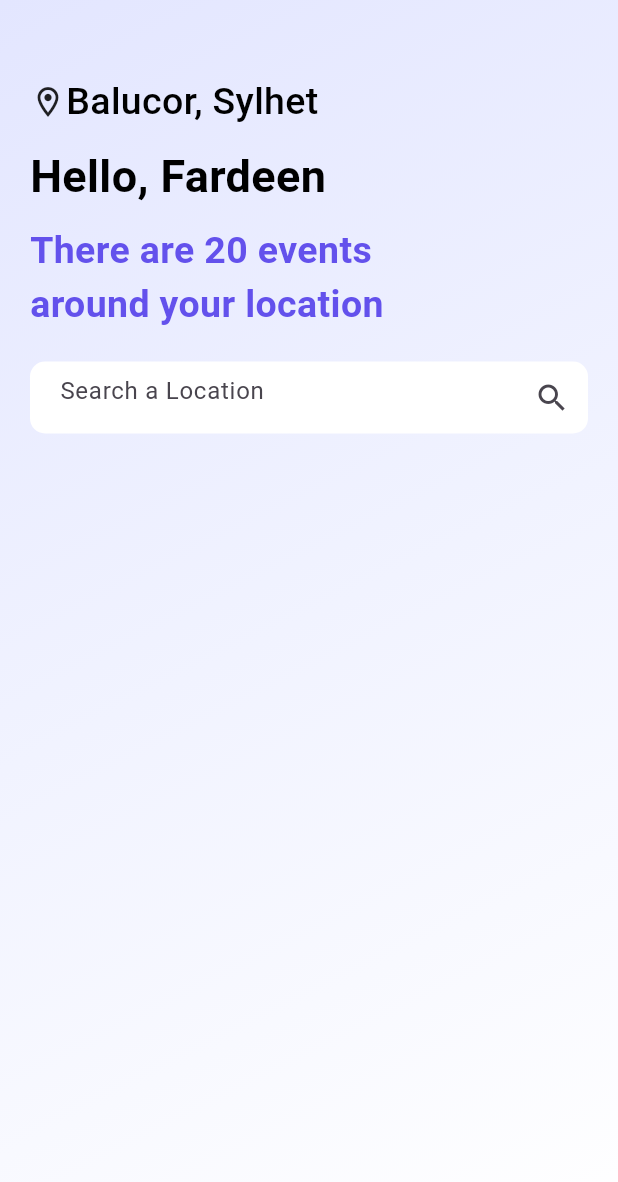
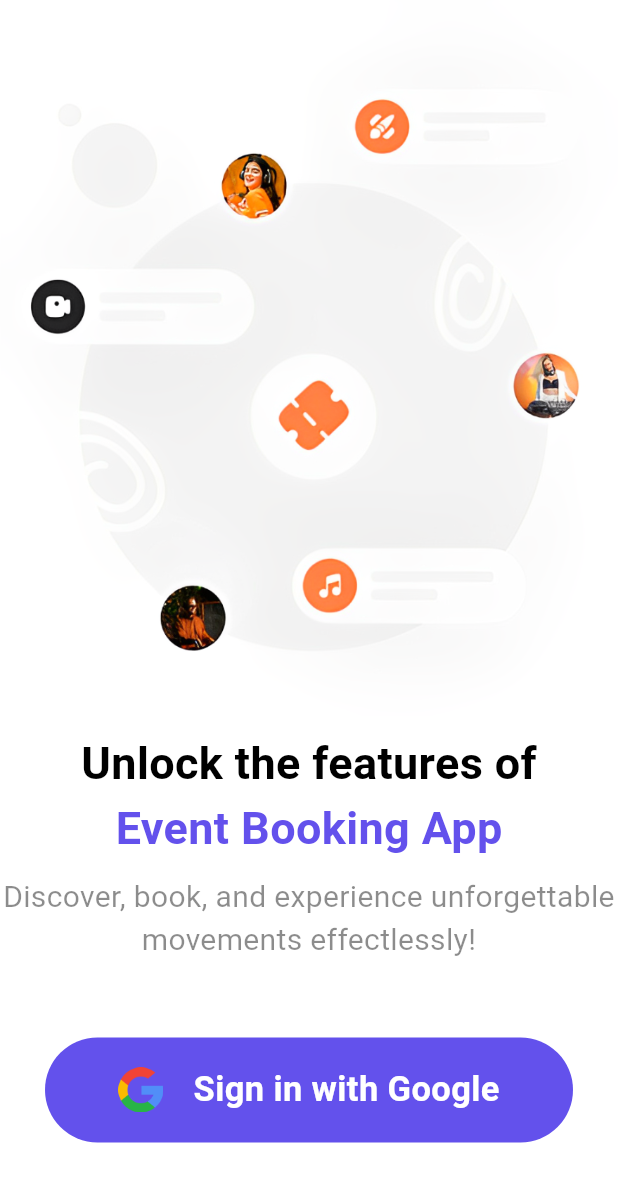
Before and after one commit to TawhidShakil/ticketmaster, a Flutter app: the screen it shows after launch, on a phone screen of 412 x 824 dp. Shown: the top 1182 px of the screen. Run offline on Flutter 3.47's test engine with Material 3 defaults, Android fonts, the phone set to English and light mode, and no system bars.

Commit message:
done signup design.

```diff
--- a/lib/main.dart
+++ b/lib/main.dart
@@ -1,5 +1,6 @@
 import 'package:flutter/material.dart';
 import 'package:ticketmaster/pages/home.dart';
+import 'package:ticketmaster/pages/signup.dart';
 
 void main() {
   runApp(const MyApp());
@@ -32,7 +33,7 @@ class MyApp extends StatelessWidget {
         // tested with just a hot reload.
         colorScheme: .fromSeed(seedColor: Colors.deepPurple),
       ),
-      home: Home(),
+      home: Signup(),
     );
   }
 }
--- /dev/null
+++ b/lib/pages/signup.dart
@@ -0,0 +1,78 @@
+import 'package:flutter/material.dart';
+
+class Signup extends StatefulWidget {
+  const Signup({Key? key}) : super(key: key);
+
+  @override
+  State<Signup> createState() => _SignupState();
+}
+
+class _SignupState extends State<Signup> {
+  @override
+  Widget build(BuildContext context) {
+    return Scaffold(
+      backgroundColor: Colors.white,
+      body: Container(
+        child: Column(
+          children: [
+            Image.asset('assets/images/onboarding.png'),
+            SizedBox(height: 10),
+            Text(
+              "Unlock the features of",
+              style: TextStyle(
+                color: Colors.black,
+                fontSize: 30,
+                fontWeight: FontWeight.bold,
+              ),
+            ),
+
+            Text(
+              "Event Booking App",
+              style: TextStyle(
+                color: Color(0xff6351ec),
+                fontSize: 30,
+                fontWeight: FontWeight.bold,
+              ),
+            ),
+            SizedBox(height: 10),
+            Text(
+              "Discover, book, and experience unforgettable movements effectlessly!",
+              textAlign: TextAlign.center,
+              style: TextStyle(color: Colors.black45, fontSize: 20),
+            ),
+            SizedBox(height: 50),
+            Container(
+              height: 70,
+              margin: EdgeInsets.only(left: 30, right: 30),
+              decoration: BoxDecoration(
+                color: Color(0xff6351ec),
+                borderRadius: BorderRadius.circular(45),
+              ),
+              child: Row(
+                mainAxisAlignment: MainAxisAlignment.center,
+                children: [
+                  Image.asset(
+                    'assets/images/google.png',
+                    height: 30,
+                    width: 30,
+                    fit: BoxFit.cover,
+                  ),
+                  SizedBox(width: 20),
+                  Text(
+                    "Sign in with Google",
+                    textAlign: TextAlign.center,
+                    style: TextStyle(
+                      color: Colors.white,
+                      fontWeight: FontWeight.bold,
+                      fontSize: 23,
+                    ),
+                  ),
+                ],
+              ),
+            ),
+          ],
+        ),
+      ),
+    );
+  }
+}
```
Also changed, not shown: pubspec.yaml (+3 -5 lines), assets/images/confetti.png (added), assets/images/dish.png (added), assets/images/event.jpg (added), assets/images/google.png (added), assets/images/musical.png (added), assets/images/onboarding.png (added), assets/images/profile.png (added), assets/images/ticket.png (added), assets/images/tshirt.png (added), assets/images/up.png (added).
